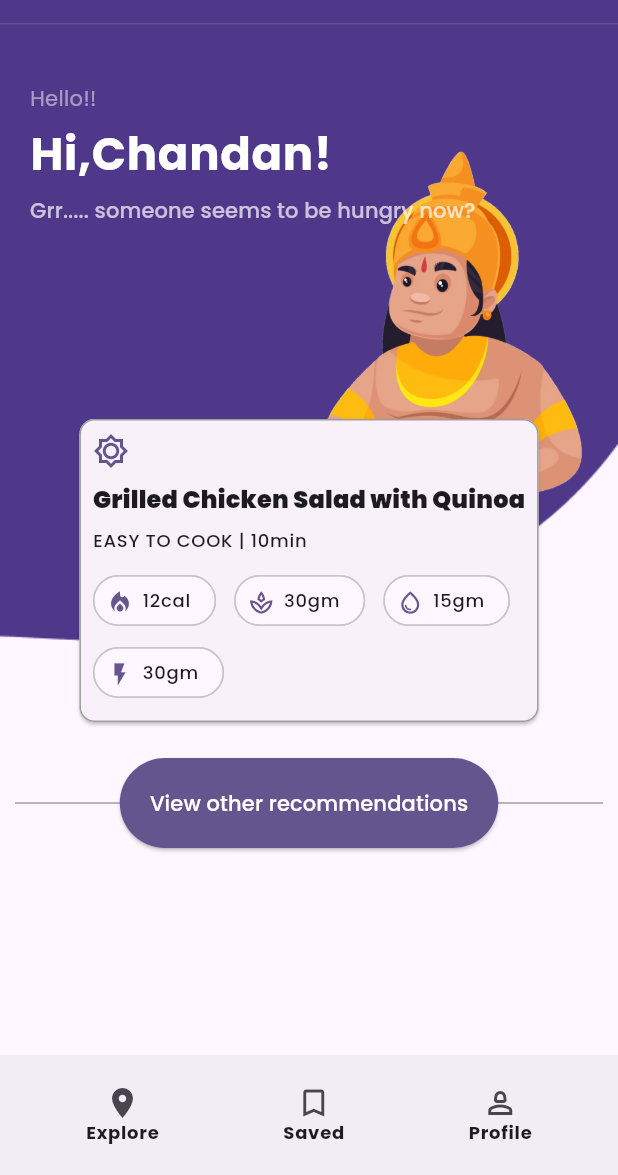
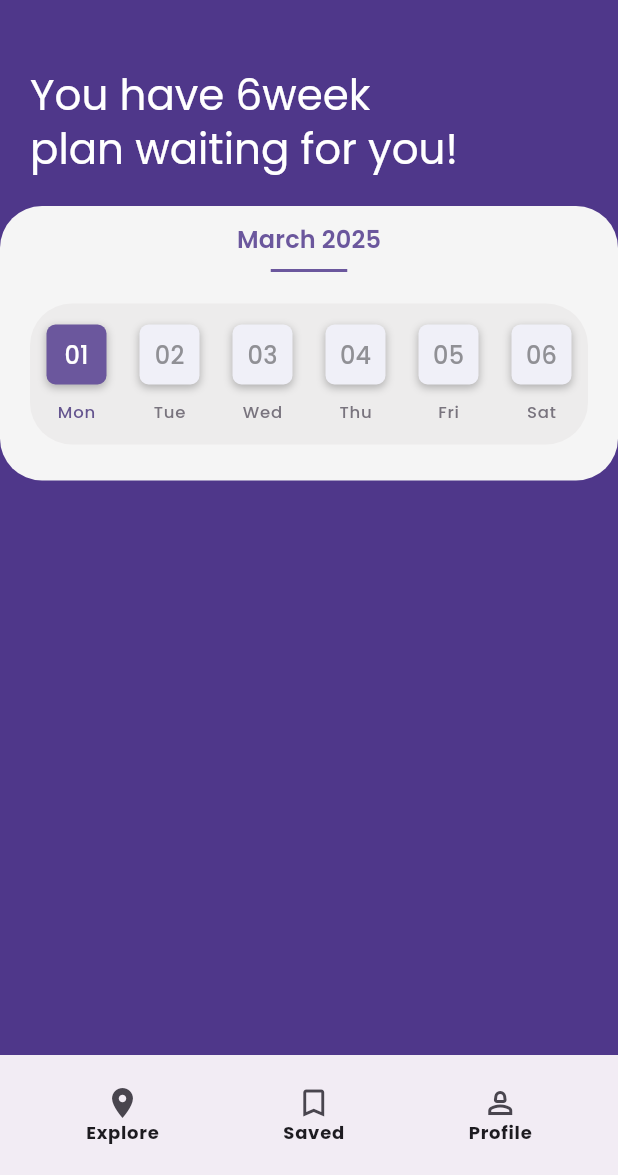
Before and after one commit to ChandanKhamitkar/trinetra_vallabh, a Flutter app: the HomeScreenPage screen opened directly, after a tap on "View other recommendations", on a phone screen of 412 x 824 dp, the part 61-1236 px from its top. Run offline on Flutter 3.47's test engine with Material 3 defaults, Android fonts, the phone set to English and light mode, and no system bars; our stand-ins replace cloud_firestore, firebase_auth, firebase_core, flutter_svg, google_fonts, google_sign_in and 1 more; accounts and stored records are empty.

Commit message:
Week Recommendations + Single Custom Week Calender Widget
Signed-off-by: unknown <khamitkarsaichandan1035@gmail.com>

```diff
--- /dev/null
+++ b/lib/UI/components/calendar/week_calendar.dart
@@ -0,0 +1,102 @@
+// ignore_for_file: deprecated_member_use, non_constant_identifier_names
+import 'package:flutter/material.dart';
+
+class WeekCalendar extends StatefulWidget {
+  const WeekCalendar({super.key});
+
+  @override
+  State<WeekCalendar> createState() => _WeekCalendarState();
+}
+
+class _WeekCalendarState extends State<WeekCalendar> {
+  @override
+  Widget build(BuildContext context) {
+    return Column(
+      crossAxisAlignment: CrossAxisAlignment.center,
+      mainAxisSize: MainAxisSize.min,
+      children: [
+        Text(
+          "March 2025",
+          style: Theme.of(context)
+              .textTheme
+              .titleMedium
+              ?.copyWith(color: Color(0xff6B579D), fontWeight: FontWeight.w600),
+        ),
+        SizedBox(
+          height: 1,
+        ),
+        SizedBox(
+          width: 51,
+          child: Divider(
+            color: Color(0xff6B579D),
+            thickness: 2,
+          ),
+        ),
+        Container(
+          width: double.infinity,
+          height: 94,
+          decoration: BoxDecoration(
+            color: Color(0xffE9E7E7).withOpacity(0.66),
+            borderRadius: BorderRadius.circular(28),
+          ),
+          margin: EdgeInsets.only(
+            top: 14,
+            bottom: 14,
+            left: 10,
+            right: 10,
+          ),
+          child: Row(
+            mainAxisAlignment: MainAxisAlignment.spaceAround,
+            children: [
+              _dayNumberBox(context, '01', 'Mon', true),
+              _dayNumberBox(context, '02', 'Tue', false),
+              _dayNumberBox(context, '03', 'Wed', false),
+              _dayNumberBox(context, '04', 'Thu', false),
+              _dayNumberBox(context, '05', 'Fri', false),
+              _dayNumberBox(context, '06', 'Sat', false),
+            ],
+          ),
+        )
+      ],
+    );
+  }
+
+  Widget _dayNumberBox(
+      BuildContext Context, String dayNum, String dayShort, bool isSelected) {
+    return Column(
+      spacing: 10,
+      crossAxisAlignment: CrossAxisAlignment.center,
+      mainAxisSize: MainAxisSize.min,
+      children: [
+        Container(
+          width: 40,
+          height: 40,
+          decoration: BoxDecoration(
+              color: isSelected ? Color(0xff6B579D) : Color(0xffF0F0F8),
+              borderRadius: BorderRadius.circular(6),
+              boxShadow: [
+                BoxShadow(
+                  color: Colors.black.withOpacity(0.25),
+                  spreadRadius: 0,
+                  blurRadius: 4,
+                  offset: const Offset(0, 2),
+                )
+              ]),
+          alignment: Alignment.center,
+          child: Text(
+            dayNum,
+            style: Theme.of(context).textTheme.titleMedium?.copyWith(
+                  color: isSelected ? Colors.white : Color(0xff909095),
+                ),
+          ),
+        ),
+        Text(
+          dayShort,
+          style: Theme.of(context).textTheme.labelSmall?.copyWith(
+              color: isSelected ? Color(0xff65558F) : Color(0xff79747E),
+              fontWeight: FontWeight.w500),
+        )
+      ],
+    );
+  }
+}
--- a/lib/UI/screens/home_screen.dart
+++ b/lib/UI/screens/home_screen.dart
@@ -4,6 +4,7 @@ import 'package:flutter/material.dart';
 import 'package:trinetra_vallabh/UI/components/bottom_navigation_bar/bottom_navigation_bar.dart';
 import 'package:trinetra_vallabh/UI/components/custom_appbar.dart';
 import 'package:cloud_firestore/cloud_firestore.dart';
+import 'package:trinetra_vallabh/UI/screens/recommendations/week_recommendations.dart';
 import '../../utils/user_auth_provider.dart';
 import 'package:provider/provider.dart';
 
@@ -254,7 +255,15 @@ class _HomeScreenPageState extends State<HomeScreenPage> {
                                       foregroundColor: Colors.white,
                                       padding: EdgeInsets.all(20),
                                     ),
-                                    onPressed: () {},
+                                    onPressed: () {
+                                      Navigator.push(
+                                        context,
+                                        MaterialPageRoute(
+                                          builder: (context) =>
+                                              WeekRecommendations(),
+                                        ),
+                                      );
+                                    },
                                     child: Text(
                                       'View other recommendations',
                                       style: Theme.of(context)
--- /dev/null
+++ b/lib/UI/screens/recommendations/week_recommendations.dart
@@ -0,0 +1,78 @@
+import 'package:flutter/material.dart';
+import 'package:trinetra_vallabh/UI/components/bottom_navigation_bar/bottom_navigation_bar.dart';
+import 'package:trinetra_vallabh/UI/components/calendar/week_calendar.dart';
+import 'package:trinetra_vallabh/UI/components/custom_appbar.dart';
+import '../../../utils/user_auth_provider.dart';
+import 'package:provider/provider.dart';
+
+class WeekRecommendations extends StatefulWidget {
+  const WeekRecommendations({super.key});
+
+  @override
+  State<WeekRecommendations> createState() => _WeekRecommendationsState();
+}
+
+class _WeekRecommendationsState extends State<WeekRecommendations> {
+  @override
+  Widget build(BuildContext context) {
+    final userAuthProvider = Provider.of<UserAuthProvider>(context);
+    final user = userAuthProvider.user;
+
+    String? userPhotoURL;
+    if (user != null) {
+      userPhotoURL = user.photoURL;
+    }
+    return Scaffold(
+      backgroundColor: Color(0xff4F378A),
+      appBar: CustomAppbar(
+        rightImagePath: userPhotoURL ?? 'images/non-user.png',
+        appBarColor: 'white',
+      ),
+      bottomNavigationBar: CustomBottomNavigationBar(),
+      body: SingleChildScrollView(
+        child: Column(
+          crossAxisAlignment: CrossAxisAlignment.start,
+          children: [
+            Padding(
+              padding: const EdgeInsets.only(
+                top: 30,
+                left: 20,
+                bottom: 20,
+              ),
+              child: Text.rich(
+                textAlign: TextAlign.left,
+                TextSpan(
+                  text: 'You have 6',
+                  children: [
+                    TextSpan(text: 'week\nplan'),
+                    TextSpan(text: ' waiting for you!'),
+                  ],
+                  style: Theme.of(context).textTheme.headlineMedium?.copyWith(
+                        color: Colors.white,
+                      ),
+                ),
+              ),
+            ),
+            Container(
+              width: double.infinity,
+              decoration: BoxDecoration(
+                color: Color(0xffF5F5F5),
+                borderRadius: BorderRadius.circular(28),
+              ),
+              child: Padding(
+                padding: const EdgeInsets.all(10),
+                child: Column(
+                  crossAxisAlignment: CrossAxisAlignment.center,
+                  mainAxisSize: MainAxisSize.min,
+                  children: [
+                    WeekCalendar(),
+                  ],
+                ),
+              ),
+            )
+          ],
+        ),
+      ),
+    );
+  }
+}
--- a/lib/main.dart
+++ b/lib/main.dart
@@ -69,18 +69,18 @@ class MyApp extends StatelessWidget {
                     userAuthProvider.setUser(snapshot.data);
                     return const HomeScreenPage();
                   } else {
-                    return OnboardingPage();
-                    // return HomeScreenPage();
+                    // return OnboardingPage();
+                    return HomeScreenPage();
                   }
                 } else {
-                  return OnboardingPage();
-                  // return HomeScreenPage();
+                  // return OnboardingPage();
+                  return HomeScreenPage();
                 }
               },
             );
           } else {
-            return OnboardingPage();
-            // return HomeScreenPage();
+            // return OnboardingPage();
+            return HomeScreenPage();
           }
         },
       ),
```
